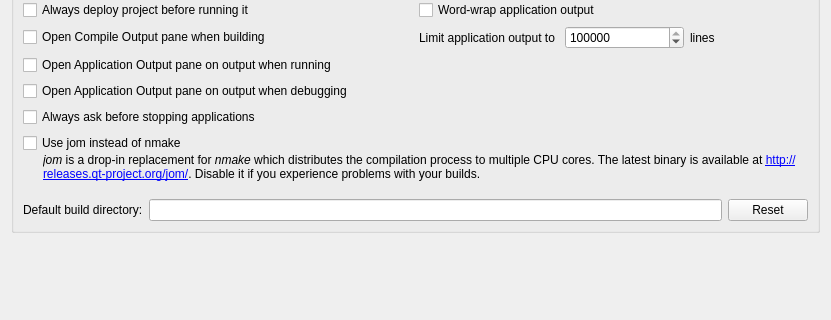
The window that src/plugins/projectexplorer/projectexplorersettingspage.ui (qt-creator/qt-creator) describes before a commit, drawn with Qt 5; both pictures show x 0 to 831 and y 187 to 507 of the 831 by 507 pixel window.
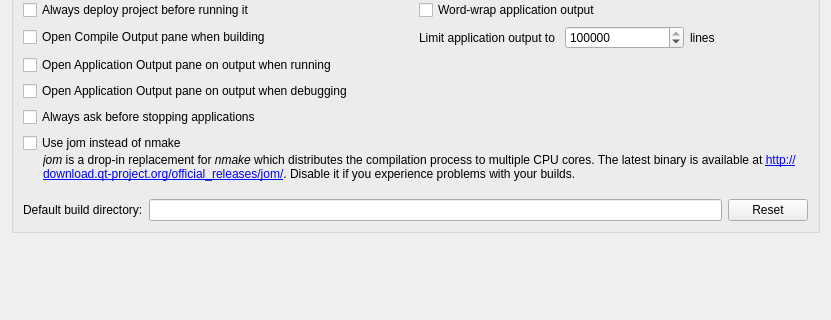
The same window after the commit. Custom widgets are drawn as their Qt base class.

Commit message: ProjectExplorer: Fix the download Url for jom

The edit to the form file:
```diff
--- a/src/plugins/projectexplorer/projectexplorersettingspage.ui
+++ b/src/plugins/projectexplorer/projectexplorersettingspage.ui
@@ -200,7 +200,7 @@
         <item>
          <widget class="QLabel" name="jomLabel">
           <property name="text">
-           <string>&lt;i&gt;jom&lt;/i&gt; is a drop-in replacement for &lt;i&gt;nmake&lt;/i&gt; which distributes the compilation process to multiple CPU cores. The latest binary is available at &lt;a href=&quot;http://releases.qt-project.org/jom/&quot;&gt;http://releases.qt-project.org/jom/&lt;/a&gt;. Disable it if you experience problems with your builds.</string>
+           <string>&lt;i&gt;jom&lt;/i&gt; is a drop-in replacement for &lt;i&gt;nmake&lt;/i&gt; which distributes the compilation process to multiple CPU cores. The latest binary is available at &lt;a href=&quot;http://download.qt-project.org/official_releases/jom/&quot;&gt;http://download.qt-project.org/official_releases/jom/&lt;/a&gt;. Disable it if you experience problems with your builds.</string>
           </property>
           <property name="wordWrap">
            <bool>true</bool>
```
